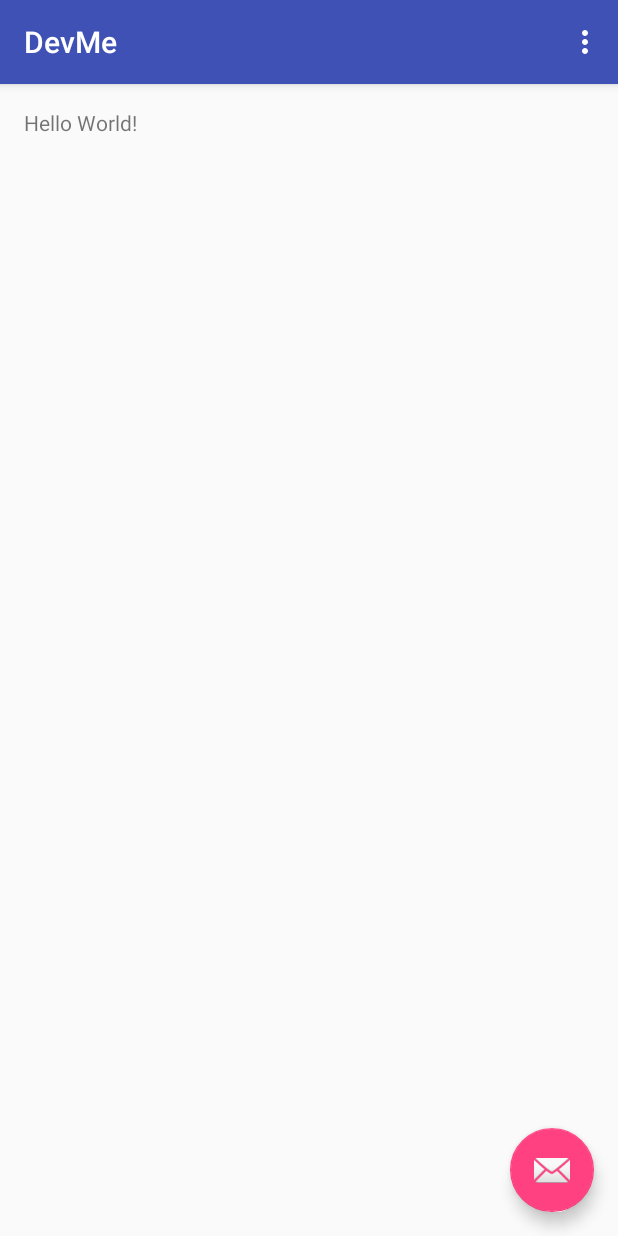
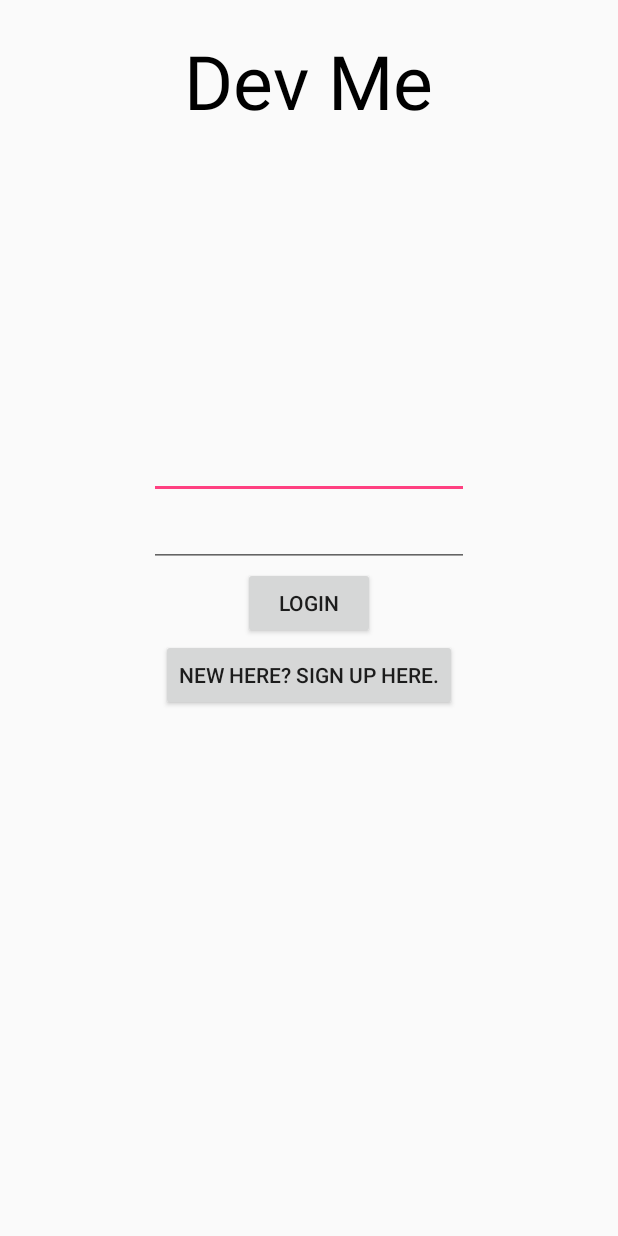
Before and after one commit to helizabethwhite/hackillinoismobile, an Android app: the screen it shows after launch (MainActivity), on a phone screen of 412 x 824 dp. Run offline under Robolectric (Android 15) with nearby library versions, the phone set to English and light mode, and no system bars; 3 statements that could not run were skipped.

Commit message:
starting activity_main

```diff
--- a/app/src/main/res/layout/activity_main.xml
+++ b/app/src/main/res/layout/activity_main.xml
@@ -1,35 +1,51 @@
-<?xml version="1.0" encoding="utf-8"?>
-<android.support.design.widget.CoordinatorLayout
-    xmlns:android="http://schemas.android.com/apk/res/android"
-    xmlns:app="http://schemas.android.com/apk/res-auto"
-    xmlns:tools="http://schemas.android.com/tools"
-    android:layout_width="match_parent"
+<LinearLayout xmlns:android="http://schemas.android.com/apk/res/android"
+    xmlns:tools="http://schemas.android.com/tools" android:layout_width="match_parent"
     android:layout_height="match_parent"
-    android:fitsSystemWindows="true"
-    tools:context="hackillinois.whitehan.edu.msu.devme.MainActivity">
+    tools:context=".MainActivity"
+    android:orientation="vertical"
+    android:padding="20dp">
 
-    <android.support.design.widget.AppBarLayout
-        android:layout_height="wrap_content"
-        android:layout_width="match_parent"
-        android:theme="@style/AppTheme.AppBarOverlay">
 
-        <android.support.v7.widget.Toolbar
-            android:id="@+id/toolbar"
-            android:layout_width="match_parent"
-            android:layout_height="?attr/actionBarSize"
-            android:background="?attr/colorPrimary"
-            app:popupTheme="@style/AppTheme.PopupOverlay" />
-
-    </android.support.design.widget.AppBarLayout>
-
-    <include layout="@layout/content_main"/>
-
-    <android.support.design.widget.FloatingActionButton
-        android:id="@+id/fab"
+    <TextView
         android:layout_width="wrap_content"
         android:layout_height="wrap_content"
-        android:layout_gravity="bottom|end"
-        android:layout_margin="@dimen/fab_margin"
-        android:src="@android:drawable/ic_dialog_email" />
+        android:textAppearance="?android:attr/textAppearanceMedium"
+        android:text="@string/devme"
+        android:id="@+id/textView"
+        android:layout_gravity="center_horizontal"
+        android:textColor="#000000"
+        android:textSize="50sp" />
 
-</android.support.design.widget.CoordinatorLayout>
+    <EditText
+        android:layout_width="wrap_content"
+        android:layout_height="wrap_content"
+        android:inputType="textEmailAddress"
+        android:ems="10"
+        android:id="@+id/editText"
+        android:layout_gravity="center_horizontal"
+        android:password="false"
+        android:layout_marginTop="200dp" />
+
+    <EditText
+        android:layout_width="wrap_content"
+        android:layout_height="wrap_content"
+        android:inputType="textPassword"
+        android:ems="10"
+        android:id="@+id/editText2"
+        android:layout_gravity="center_horizontal" />
+
+    <Button
+        android:layout_width="wrap_content"
+        android:layout_height="wrap_content"
+        android:text="@string/login"
+        android:id="@+id/button"
+        android:layout_gravity="center_horizontal" />
+
+    <Button
+        style="?android:attr/buttonStyleSmall"
+        android:layout_width="wrap_content"
+        android:layout_height="wrap_content"
+        android:text="@string/newuser"
+        android:id="@+id/button2"
+        android:layout_gravity="center_horizontal" />
+</LinearLayout>
--- a/app/src/main/res/layout/content_main.xml
+++ /dev/null
@@ -1,20 +0,0 @@
-<?xml version="1.0" encoding="utf-8"?>
-<RelativeLayout
-    xmlns:android="http://schemas.android.com/apk/res/android"
-    xmlns:tools="http://schemas.android.com/tools"
-    xmlns:app="http://schemas.android.com/apk/res-auto"
-    android:layout_width="match_parent"
-    android:layout_height="match_parent"
-    android:paddingLeft="@dimen/activity_horizontal_margin"
-    android:paddingRight="@dimen/activity_horizontal_margin"
-    android:paddingTop="@dimen/activity_vertical_margin"
-    android:paddingBottom="@dimen/activity_vertical_margin"
-    app:layout_behavior="@string/appbar_scrolling_view_behavior"
-    tools:showIn="@layout/activity_main"
-    tools:context="hackillinois.whitehan.edu.msu.devme.MainActivity">
-
-    <TextView
-        android:text="Hello World!"
-        android:layout_width="wrap_content"
-        android:layout_height="wrap_content" />
-</RelativeLayout>
--- a/app/src/main/res/values/strings.xml
+++ b/app/src/main/res/values/strings.xml
@@ -1,4 +1,7 @@
 <resources>
     <string name="app_name">DevMe</string>
     <string name="action_settings">Settings</string>
+    <string name="devme">Dev Me</string>
+    <string name="login">Login</string>
+    <string name="newuser">New here? Sign up here.</string>
 </resources>
```
